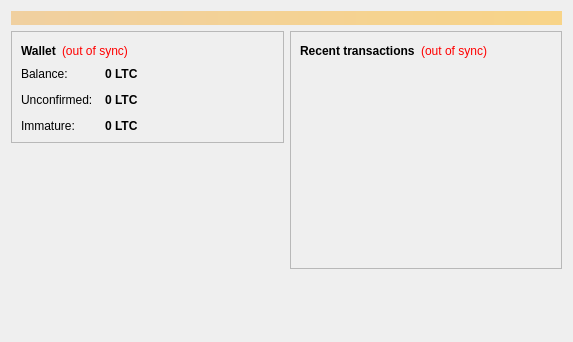
wayneclancy/creepercoin, file src/qt/forms/overviewpage.ui: the form before one commit.
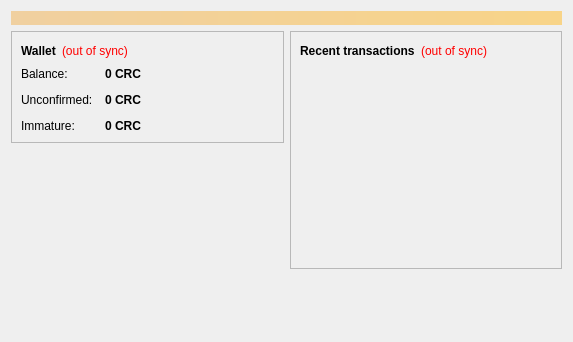
The form after the commit.

What changed in the file:
```diff
--- a/src/qt/forms/overviewpage.ui
+++ b/src/qt/forms/overviewpage.ui
@@ -122,7 +122,7 @@
                <string>Your current balance</string>
               </property>
               <property name="text">
-               <string notr="true">0 LTC</string>
+               <string notr="true">0 CRC</string>
               </property>
               <property name="textInteractionFlags">
                <set>Qt::LinksAccessibleByMouse|Qt::TextSelectableByKeyboard|Qt::TextSelectableByMouse</set>
@@ -151,7 +151,7 @@
                <string>Total of transactions that have yet to be confirmed, and do not yet count toward the current balance</string>
               </property>
               <property name="text">
-               <string notr="true">0 LTC</string>
+               <string notr="true">0 CRC</string>
               </property>
               <property name="textInteractionFlags">
                <set>Qt::LinksAccessibleByMouse|Qt::TextSelectableByKeyboard|Qt::TextSelectableByMouse</set>
@@ -177,7 +177,7 @@
                <string>Mined balance that has not yet matured</string>
               </property>
               <property name="text">
-               <string notr="true">0 LTC</string>
+               <string notr="true">0 CRC</string>
               </property>
               <property name="textInteractionFlags">
                <set>Qt::LinksAccessibleByMouse|Qt::TextSelectableByKeyboard|Qt::TextSelectableByMouse</set>
```
